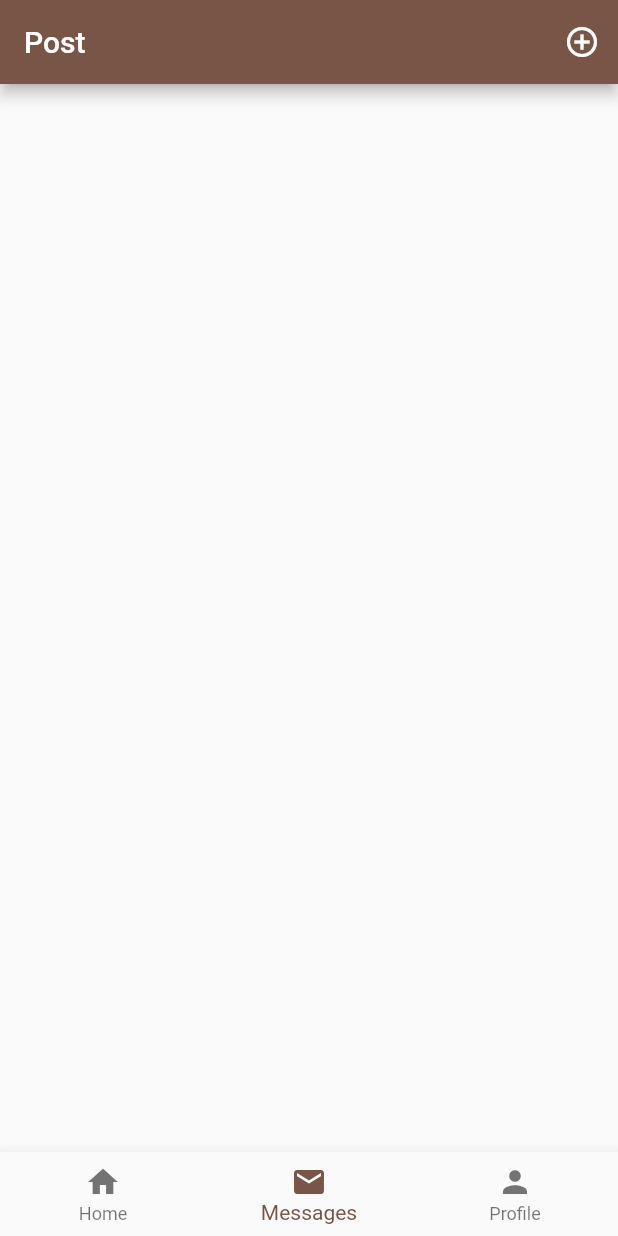
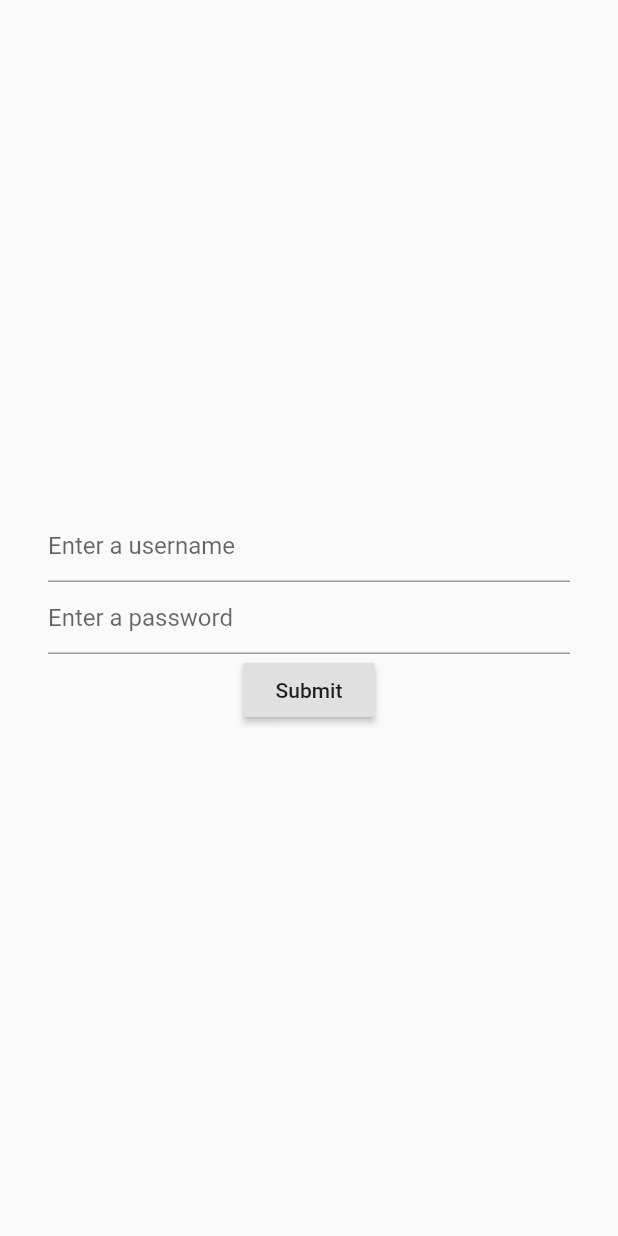
Before and after one commit to cty123/Purdue-Community-App, a Flutter app: the screen it shows after launch, on a phone screen of 412 x 824 dp. Run offline on Flutter 3.47's test engine with Material 2 defaults, Android fonts, the phone set to English and light mode, and no system bars; our stand-ins replace shared_preferences; missing offline and left inert: loadmore.

Commit message:
Login page UI done

```diff
--- a/lib/main.dart
+++ b/lib/main.dart
@@ -5,6 +5,7 @@ import 'package:hello_world/screens/login.dart';
 void main() => runApp(MyApp());
 
 class MyApp extends StatelessWidget {
+
   @override
   Widget build(BuildContext context) {
     return MaterialApp(
@@ -13,56 +14,9 @@ class MyApp extends StatelessWidget {
         primarySwatch: Colors.brown,
       ),
       routes: <String, WidgetBuilder>{
-        'Login': (BuildContext context) => new Login(),
         'Home': (BuildContext context) => new Home(),
       },
-      home: new Home(),
+      home: new LoginPage(),
     );
   }
 }
-
-// class LoginPage extends StatefulWidget {
-//   LoginPage({Key key, this.title}) : super(key: key);
-
-//   final String title;
-
-//   @override
-//   _LoginPageState createState() => _LoginPageState();
-// }
-
-// class _LoginPageState extends State<LoginPage> {
-//   @override
-//   Widget build(BuildContext context) {
-//     return Scaffold(
-//       appBar: AppBar(
-//         title: Text(widget.title),
-//       ),
-//       body: Center(
-//         child: Column(
-//           mainAxisAlignment: MainAxisAlignment.center,
-//           children: <Widget>[
-
-//           ],
-//         ),
-//       ),
-
-//       bottomNavigationBar: BottomNavigationBar(
-//        currentIndex: 0, // this will be set when a new tab is tapped
-//        items: [
-//          BottomNavigationBarItem(
-//            icon: new Icon(Icons.home),
-//            title: new Text('Home'),
-//          ),
-//          BottomNavigationBarItem(
-//            icon: new Icon(Icons.mail),
-//            title: new Text('Messages'),
-//          ),
-//          BottomNavigationBarItem(
-//            icon: Icon(Icons.person),
-//            title: Text('Profile')
-//          )
-//        ],
-//       ),
-//     );
-//   }
-//}
--- a/lib/screens/login.dart
+++ b/lib/screens/login.dart
@@ -1,28 +1,55 @@
 import 'package:flutter/material.dart';
 import 'package:flutter/widgets.dart';
-import 'package:flutter/foundation.dart';
+import 'package:shared_preferences/shared_preferences.dart';
+import 'package:hello_world/utils/auth_utils.dart';
 
-class Login extends StatelessWidget {
-  void _onSubmit() {
-    print("Login");
-  }
+class LoginPage extends StatefulWidget {
 
-  static final TextEditingController _user = new TextEditingController();
-  static final TextEditingController _pass = new TextEditingController();
+  @override
+	_LoginPageState createState() => new _LoginPageState();
 
+}
+
+class _LoginPageState extends State<LoginPage> {
+  final GlobalKey<ScaffoldState> _scaffoldKey = new GlobalKey<ScaffoldState>();
+  TextEditingController _user, _pass;
+  Future<SharedPreferences> _prefs = SharedPreferences.getInstance();
+	SharedPreferences _sharedPreferences;
   String get username => _user.text;
   String get password => _pass.text;
 
   @override
+  void initState() {
+    super.initState();
+    // Check login status
+    _onSubmit();
+
+    // Initialize username and password field controllers
+    _user = new TextEditingController();
+    _pass = new TextEditingController();
+  }
+
+  _onSubmit() async {
+    _sharedPreferences = await _prefs;
+
+    String authToken = AuthUtils.getToken(_sharedPreferences);
+
+		if(authToken != null) {
+			Navigator.of(_scaffoldKey.currentContext).pushReplacementNamed('Home');
+		}
+  }
+
+  @override
   Widget build(BuildContext context) {
     return new Scaffold(
+      key: _scaffoldKey,
       body: new Container(
         padding: const EdgeInsets.all(32.0),
         child: Column(
           mainAxisAlignment: MainAxisAlignment.center,
           children: <Widget>[
             new TextField(controller: _user, decoration: new InputDecoration(hintText: 'Enter a username'),),
-            new TextField(controller: _pass, decoration: new InputDecoration(hintText: 'Enter a username'), obscureText: true,),
+            new TextField(controller: _pass, decoration: new InputDecoration(hintText: 'Enter a password'), obscureText: true,),
             new RaisedButton(onPressed: (){ _onSubmit(); }, child: new Text('Submit'),)
           ],
         ),
--- a/lib/screens/posteditpage.dart
+++ b/lib/screens/posteditpage.dart
@@ -1,6 +1,5 @@
 import 'package:flutter/material.dart';
 import 'package:hello_world/models/post.dart';
-import 'package:zefyr/zefyr.dart';
 
 class PostEditPage extends StatelessWidget {
   final Post post;
--- /dev/null
+++ b/lib/utils/auth_utils.dart
@@ -0,0 +1,23 @@
+import 'package:shared_preferences/shared_preferences.dart';
+
+class AuthUtils {
+
+	static final String endPoint = '/api/v1/auth_user';
+
+	// Keys to store and fetch data from SharedPreferences
+	static final String authTokenKey = 'auth_token';
+	static final String userIdKey = 'user_id';
+	static final String nameKey = 'name';
+	static final String roleKey = 'role';
+
+	static String getToken(SharedPreferences prefs) {
+		return prefs.getString(authTokenKey);
+	}
+
+	static insertDetails(SharedPreferences prefs, var response) {
+		prefs.setString(authTokenKey, response['auth_token']);
+		var user = response['user'];
+		prefs.setInt(userIdKey, user['id']);
+		prefs.setString(nameKey, user['name']);
+	}
+}
--- a/pubspec.yaml
+++ b/pubspec.yaml
@@ -23,8 +23,7 @@ dependencies:
   # Load more option for Listview
   loadmore: ^1.0.1
 
-  # For editing and displaying richtext
-  zefyr: ^0.3.0
+  shared_preferences: ^0.4.3
 dev_dependencies:
   flutter_test:
     sdk: flutter
```
Also changed, not shown: lib/screens/home.dart (+13 -1 lines).
